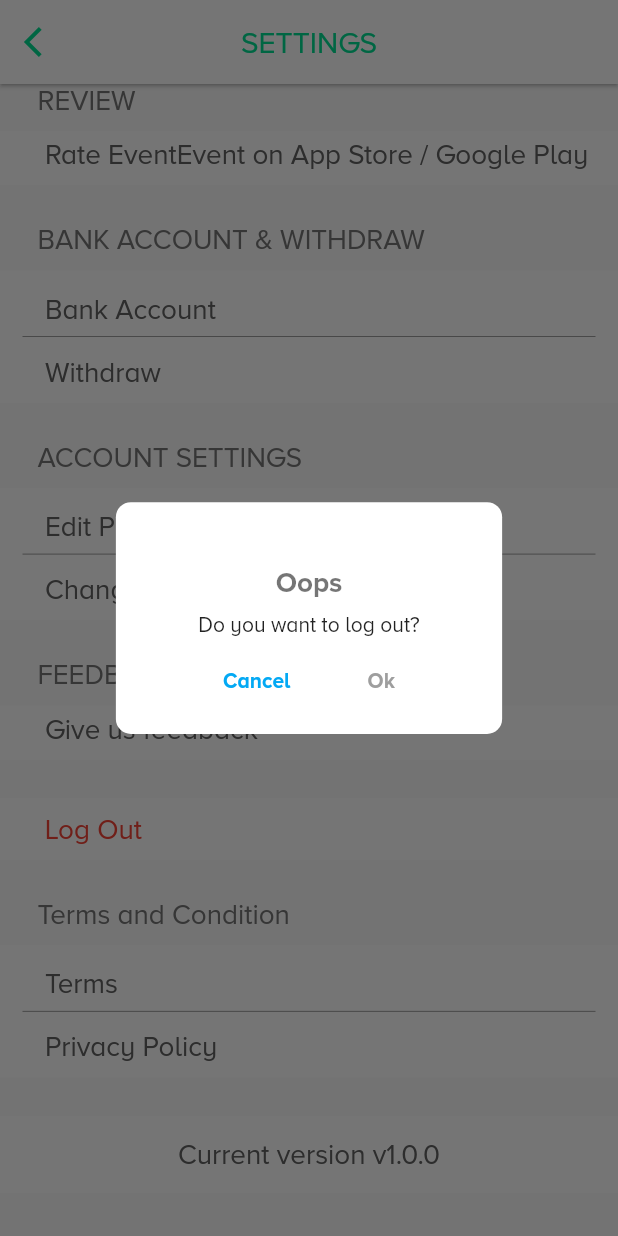
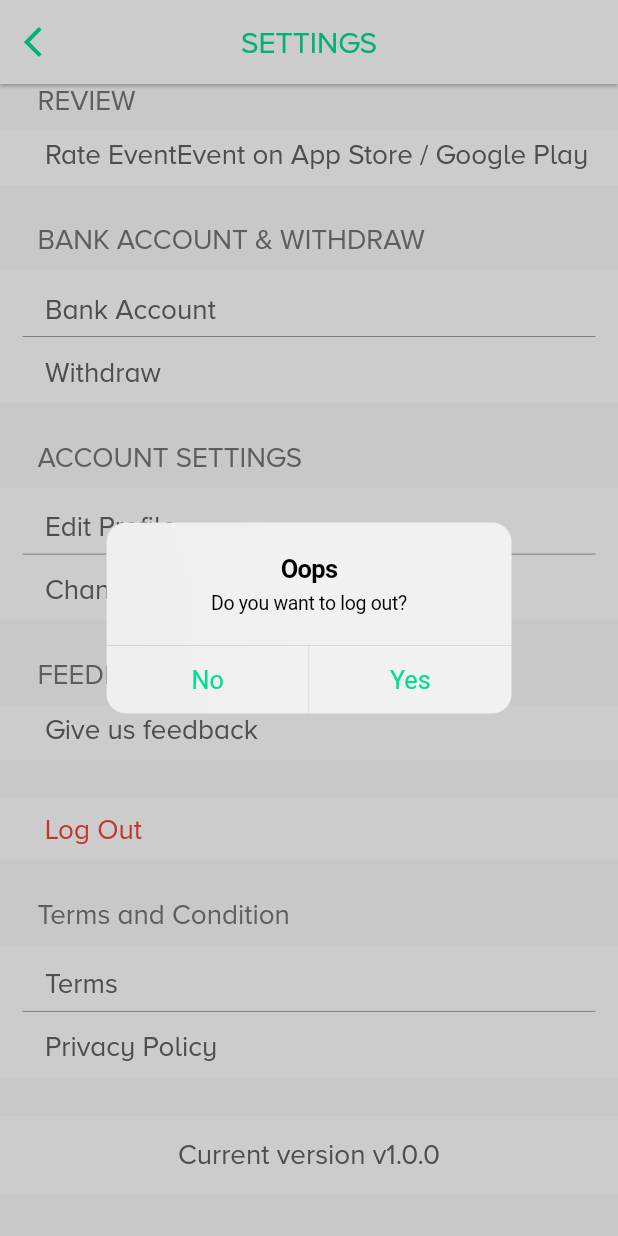
Before and after one commit to adorufus/eventevent-backup, a Flutter app: the SettingsWidget screen opened directly, after a tap on "Log Out", on a phone screen of 412 x 824 dp. Run offline on Flutter 3.47's test engine with Material 2 defaults, Android fonts, the phone set to English and light mode, and no system bars; our stand-ins replace auto_size_text, cached_network_image, camera, carousel_pro, carousel_slider, chewie and 27 more; missing offline and left inert: apple_maps_flutter, clevertap_flutter, flutter_android_lifecycle, flutter_barcode_scanner, flutter_branch_io_plugin, flutter_cupertino_date_picker and 9 more; accounts and stored records are empty.

```diff
--- a/lib/Widgets/ProfileWidget/SettingsWidget.dart
+++ b/lib/Widgets/ProfileWidget/SettingsWidget.dart
@@ -7,28 +7,28 @@ import 'package:eventevent/Widgets/ProfileWidget/editProfile.dart';
 import 'package:eventevent/Widgets/RecycleableWidget/WithdrawBank.dart';
 import 'package:eventevent/helper/API/apiHelper.dart';
 import 'package:eventevent/helper/colorsManagement.dart';
-import 'package:flutter/material.dart'; import 'package:flutter_screenutil/flutter_screenutil.dart';
+import 'package:flutter/material.dart';
+import 'package:flutter_screenutil/flutter_screenutil.dart';
 import 'package:flutter/cupertino.dart';
 import 'package:shared_preferences/shared_preferences.dart';
 import 'package:launch_review/launch_review.dart';
 
-class SettingsWidget extends StatefulWidget{
+class SettingsWidget extends StatefulWidget {
   @override
   State<StatefulWidget> createState() {
     return _SettingsWidgetState();
   }
 }
 
-class _SettingsWidgetState extends State<SettingsWidget>{
-
+class _SettingsWidgetState extends State<SettingsWidget> {
   String appVersion = 'Current version v';
 
-  Future setSharedPreferencesToEmpty() async{
+  Future setSharedPreferencesToEmpty() async {
     SharedPreferences prefs = await SharedPreferences.getInstance();
     print(prefs.getKeys());
   }
 
-  getInfo() async{
+  getInfo() async {
     SharedPreferences prefs = await SharedPreferences.getInstance();
     setState(() {
       appVersion = appVersion + prefs.getString('app_version');
@@ -44,7 +44,8 @@ class _SettingsWidgetState extends State<SettingsWidget>{
   }
 
   @override
-  Widget build(BuildContext context) { double defaultScreenWidth = 400.0;
+  Widget build(BuildContext context) {
+    double defaultScreenWidth = 400.0;
     double defaultScreenHeight = 810.0;
 
     ScreenUtil.instance = ScreenUtil(
@@ -57,30 +58,41 @@ class _SettingsWidgetState extends State<SettingsWidget>{
         elevation: 1,
         backgroundColor: Colors.white,
         leading: GestureDetector(
-          onTap: (){
+          onTap: () {
             Navigator.of(context).pop();
           },
-          child: Icon(Icons.arrow_back_ios,
+          child: Icon(
+            Icons.arrow_back_ios,
             color: eventajaGreenTeal,
           ),
         ),
-        title: Text('SETTINGS', style: TextStyle(color: eventajaGreenTeal),),
+        title: Text(
+          'SETTINGS',
+          style: TextStyle(color: eventajaGreenTeal),
+        ),
         centerTitle: true,
       ),
       body: ListView(
         children: <Widget>[
           Container(
             padding: EdgeInsets.symmetric(horizontal: 25),
-            child: Text('REVIEW', style: TextStyle(fontSize: ScreenUtil.instance.setSp(18), color: Colors.grey[600]),),
+            child: Text(
+              'REVIEW',
+              style: TextStyle(
+                  fontSize: ScreenUtil.instance.setSp(18),
+                  color: Colors.grey[600]),
             ),
-          SizedBox(height: ScreenUtil.instance.setWidth(10),),
+          ),
+          SizedBox(
+            height: ScreenUtil.instance.setWidth(10),
+          ),
           Container(
             width: MediaQuery.of(context).size.width,
             color: Colors.white,
             child: Column(
               children: <Widget>[
                 GestureDetector(
-                  onTap: (){
+                  onTap: () {
                     LaunchReview.launch(androidAppId: 'com.eventevent.android');
                   },
                   child: Container(
@@ -89,27 +101,42 @@ class _SettingsWidgetState extends State<SettingsWidget>{
                     padding: EdgeInsets.only(left: 30, top: 5, bottom: 10),
                     child: Text(
                       'Rate EventEvent on App Store / Google Play',
-                      style: TextStyle(fontSize: ScreenUtil.instance.setSp(18), color: Colors.grey[700]),
+                      style: TextStyle(
+                          fontSize: ScreenUtil.instance.setSp(18),
+                          color: Colors.grey[700]),
                     ),
                   ),
                 ),
               ],
             ),
           ),
-          SizedBox(height: ScreenUtil.instance.setWidth(25),),
+          SizedBox(
+            height: ScreenUtil.instance.setWidth(25),
+          ),
           Container(
             padding: EdgeInsets.symmetric(horizontal: 25),
-            child: Text('BANK ACCOUNT & WITHDRAW', style: TextStyle(fontSize: ScreenUtil.instance.setSp(18), color: Colors.grey[600]),),
+            child: Text(
+              'BANK ACCOUNT & WITHDRAW',
+              style: TextStyle(
+                  fontSize: ScreenUtil.instance.setSp(18),
+                  color: Colors.grey[600]),
             ),
-          SizedBox(height: ScreenUtil.instance.setWidth(10),),
+          ),
+          SizedBox(
+            height: ScreenUtil.instance.setWidth(10),
+          ),
           Container(
             width: MediaQuery.of(context).size.width,
             color: Colors.white,
             child: Column(
               children: <Widget>[
                 GestureDetector(
-                  onTap: (){
-                    Navigator.push(context, MaterialPageRoute(builder: (BuildContext context) => BankAccountList()));
+                  onTap: () {
+                    Navigator.push(
+                        context,
+                        MaterialPageRoute(
+                            builder: (BuildContext context) =>
+                                BankAccountList()));
                   },
                   child: Container(
                     width: MediaQuery.of(context).size.width,
@@ -117,17 +144,24 @@ class _SettingsWidgetState extends State<SettingsWidget>{
                     padding: EdgeInsets.only(left: 30, top: 15),
                     child: Text(
                       'Bank Account',
-                      style: TextStyle(fontSize: ScreenUtil.instance.setSp(18), color: Colors.grey[700]),
+                      style: TextStyle(
+                          fontSize: ScreenUtil.instance.setSp(18),
+                          color: Colors.grey[700]),
                     ),
                   ),
                 ),
                 Padding(
                   padding: const EdgeInsets.symmetric(horizontal: 15),
-                  child: Divider(color:  Colors.grey,),
+                  child: Divider(
+                    color: Colors.grey,
+                  ),
                 ),
                 GestureDetector(
-                  onTap: (){
-                    Navigator.push(context, MaterialPageRoute(builder: (BuildContext context) => WithdrawBank()));
+                  onTap: () {
+                    Navigator.push(
+                        context,
+                        MaterialPageRoute(
+                            builder: (BuildContext context) => WithdrawBank()));
                   },
                   child: Container(
                     width: MediaQuery.of(context).size.width,
@@ -135,27 +169,42 @@ class _SettingsWidgetState extends State<SettingsWidget>{
                     padding: EdgeInsets.only(left: 30, top: 5, bottom: 10),
                     child: Text(
                       'Withdraw',
-                      style: TextStyle(fontSize: ScreenUtil.instance.setSp(18), color: Colors.grey[700]),
+                      style: TextStyle(
+                          fontSize: ScreenUtil.instance.setSp(18),
+                          color: Colors.grey[700]),
                     ),
                   ),
                 ),
               ],
             ),
           ),
-          SizedBox(height: ScreenUtil.instance.setWidth(25),),
+          SizedBox(
+            height: ScreenUtil.instance.setWidth(25),
+          ),
           Container(
             padding: EdgeInsets.symmetric(horizontal: 25),
-            child: Text('ACCOUNT SETTINGS', style: TextStyle(fontSize: ScreenUtil.instance.setSp(18), color: Colors.grey[600]),),
+            child: Text(
+              'ACCOUNT SETTINGS',
+              style: TextStyle(
+                  fontSize: ScreenUtil.instance.setSp(18),
+                  color: Colors.grey[600]),
             ),
-          SizedBox(height: ScreenUtil.instance.setWidth(10),),
+          ),
+          SizedBox(
+            height: ScreenUtil.instance.setWidth(10),
+          ),
           Container(
             width: MediaQuery.of(context).size.width,
             color: Colors.white,
             child: Column(
               children: <Widget>[
                 GestureDetector(
-                  onTap: (){
-                    Navigator.push(context, MaterialPageRoute(builder: (BuildContext context) => EditProfileWidget()));
+                  onTap: () {
+                    Navigator.push(
+                        context,
+                        MaterialPageRoute(
+                            builder: (BuildContext context) =>
+                                EditProfileWidget()));
                   },
                   child: Container(
                     width: MediaQuery.of(context).size.width,
@@ -163,17 +212,25 @@ class _SettingsWidgetState extends State<SettingsWidget>{
                     padding: EdgeInsets.only(left: 30, top: 15),
                     child: Text(
                       'Edit Profile',
-                      style: TextStyle(fontSize: ScreenUtil.instance.setSp(18), color: Colors.grey[700]),
+                      style: TextStyle(
+                          fontSize: ScreenUtil.instance.setSp(18),
+                          color: Colors.grey[700]),
                     ),
                   ),
                 ),
                 Padding(
                   padding: const EdgeInsets.symmetric(horizontal: 15),
-                  child: Divider(color:  Colors.grey,),
+                  child: Divider(
+                    color: Colors.grey,
+                  ),
                 ),
                 GestureDetector(
-                  onTap: (){
-                    Navigator.push(context, MaterialPageRoute(builder: (BuildContext context) => ChangePassword()));
+                  onTap: () {
+                    Navigator.push(
+                        context,
+                        MaterialPageRoute(
+                            builder: (BuildContext context) =>
+                                ChangePassword()));
                   },
                   child: Container(
                     width: MediaQuery.of(context).size.width,
@@ -181,27 +238,41 @@ class _SettingsWidgetState extends State<SettingsWidget>{
                     padding: EdgeInsets.only(left: 30, top: 5, bottom: 10),
                     child: Text(
                       'Change Password',
-                      style: TextStyle(fontSize: ScreenUtil.instance.setSp(18), color: Colors.grey[700]),
+                      style: TextStyle(
+                          fontSize: ScreenUtil.instance.setSp(18),
+                          color: Colors.grey[700]),
                     ),
                   ),
                 ),
               ],
             ),
           ),
-          SizedBox(height: ScreenUtil.instance.setWidth(25),),
+          SizedBox(
+            height: ScreenUtil.instance.setWidth(25),
+          ),
           Container(
             padding: EdgeInsets.symmetric(horizontal: 25),
-            child: Text('FEEDBACK', style: TextStyle(fontSize: ScreenUtil.instance.setSp(18), color: Colors.grey[600]),),
+            child: Text(
+              'FEEDBACK',
+              style: TextStyle(
+                  fontSize: ScreenUtil.instance.setSp(18),
+                  color: Colors.grey[600]),
             ),
-          SizedBox(height: ScreenUtil.instance.setWidth(10),),
+          ),
+          SizedBox(
+            height: ScreenUtil.instance.setWidth(10),
+          ),
           Container(
             width: MediaQuery.of(context).size.width,
             color: Colors.white,
             child: Column(
               children: <Widget>[
                 GestureDetector(
-                  onTap: (){
-                    Navigator.push(context, MaterialPageRoute(builder: (BuildContext context) => GiveFeedback()));
+                  onTap: () {
+                    Navigator.push(
+                        context,
+                        MaterialPageRoute(
+                            builder: (BuildContext context) => GiveFeedback()));
                   },
                   child: Container(
                     width: MediaQuery.of(context).size.width,
@@ -209,97 +280,140 @@ class _SettingsWidgetState extends State<SettingsWidget>{
                     padding: EdgeInsets.only(left: 30, top: 5, bottom: 10),
                     child: Text(
                       'Give us feedback',
-                      style: TextStyle(fontSize: ScreenUtil.instance.setSp(18), color: Colors.grey[700]),
+                      style: TextStyle(
+                          fontSize: ScreenUtil.instance.setSp(18),
+                          color: Colors.grey[700]),
                     ),
                   ),
                 ),
               ],
             ),
           ),
-          SizedBox(height: ScreenUtil.instance.setWidth(25),),
+          SizedBox(
+            height: ScreenUtil.instance.setWidth(25),
+          ),
           GestureDetector(
-            onTap: (){
-              showDialog(
+            onTap: () {
+              showCupertinoDialog(
                   context: context,
-                  builder: (BuildContext context){
-                    return GestureDetector(
-                      onTap: (){
+                  builder: (context) {
+                    return CupertinoAlertDialog(
+                      title: Text('Oops'),
+                      content: Text('Do you want to log out?'),
+                      actions: <Widget>[
+                        CupertinoDialogAction(
+                          child: Text('No'),
+                          onPressed: () {
                             Navigator.pop(context);
                           },
-                      child: Material(
-                        color: Colors.transparent,
-                        child: Center(
-                          child: Container(
-                            padding: EdgeInsets.symmetric(horizontal: ScreenUtil.instance.setWidth(8), vertical: ScreenUtil.instance.setWidth(8)),
-                            decoration: BoxDecoration(
-                                color: Colors.white,
-                                borderRadius: BorderRadius.circular(10)
                         ),
-                            height: ScreenUtil.instance.setWidth(150),
-                            width: ScreenUtil.instance.setWidth(250),
-                            child: Column(
-                              mainAxisAlignment: MainAxisAlignment.center,
-                              children: <Widget>[
-                                SizedBox(height: ScreenUtil.instance.setWidth(15),),
-                                Text('Oops', style: TextStyle(color: Colors.black54,fontSize: ScreenUtil.instance.setSp(18), fontWeight: FontWeight.bold),),
-                                SizedBox(height: ScreenUtil.instance.setWidth(10),),
-                                Text('Do you want to log out?', textAlign: TextAlign.center,),
-                                SizedBox(
-                                  height: ScreenUtil.instance.setWidth(20),
-                                ),
-                                Row(
-                                  mainAxisAlignment: MainAxisAlignment.center,
-                                  crossAxisAlignment: CrossAxisAlignment.center,
-                                  children: <Widget>[
-                                    GestureDetector(
-                                      onTap: (){
-                                        Navigator.pop(context);
-                                      },
-                                      child: Text('Cancel', style: TextStyle(color: Colors.lightBlue, fontWeight: FontWeight.bold),),
-                                    ),
-                                    SizedBox(
-                                      width: ScreenUtil.instance.setWidth(50),
-                                    ),
-                                    GestureDetector(
-                                      onTap: (){
+                        CupertinoDialogAction(
+                          child: Text('Yes'),
+                          onPressed: () {
                             setSharedPreferencesToEmpty();
                             requestLogout(context);
                           },
-                                      child: Text('Ok', style: TextStyle(color: Colors.grey, fontWeight: FontWeight.bold)),
-                                    )
-
-                                  ],
                         )
                       ],
-                            ),
-                          ),
-                        ),
-                      ),
                     );
-                  }
-              );
+                  });
+//              showDialog(
+//                  context: context,
+//                  builder: (BuildContext context){
+//                    return GestureDetector(
+//                      onTap: (){
+//                        Navigator.pop(context);
+//                      },
+//                      child: Material(
+//                        color: Colors.transparent,
+//                        child: Center(
+//                          child: Container(
+//                            padding: EdgeInsets.symmetric(horizontal: ScreenUtil.instance.setWidth(8), vertical: ScreenUtil.instance.setWidth(8)),
+//                            decoration: BoxDecoration(
+//                                color: Colors.white,
+//                                borderRadius: BorderRadius.circular(10)
+//                            ),
+//                            height: ScreenUtil.instance.setWidth(150),
+//                            width: ScreenUtil.instance.setWidth(250),
+//                            child: Column(
+//                              mainAxisAlignment: MainAxisAlignment.center,
+//                              children: <Widget>[
+//                                SizedBox(height: ScreenUtil.instance.setWidth(10),),
+//                                Text('Oops', style: TextStyle(color: Colors.black54,fontSize: ScreenUtil.instance.setSp(18), fontWeight: FontWeight.bold),),
+//                                SizedBox(height: ScreenUtil.instance.setWidth(10),),
+//                                Text('Do you want to log out?', textAlign: TextAlign.center,),
+//                                SizedBox(
+//                                  height: ScreenUtil.instance.setWidth(13),
+//                                ),
+//                                Row(
+//                                  mainAxisAlignment: MainAxisAlignment.center,
+//                                  crossAxisAlignment: CrossAxisAlignment.center,
+//                                  children: <Widget>[
+//                                    GestureDetector(
+//                                      onTap: (){
+//                                        Navigator.pop(context);
+//                                      },
+//                                      child: Text('Cancel', style: TextStyle(color: Colors.lightBlue, fontWeight: FontWeight.bold),),
+//                                    ),
+//                                    SizedBox(
+//                                      width: ScreenUtil.instance.setWidth(50),
+//                                    ),
+//                                    GestureDetector(
+//                                      onTap: (){
+//                                        setSharedPreferencesToEmpty();
+//                                        requestLogout(context);
+//                                      },
+//                                      child: Text('Ok', style: TextStyle(color: Colors.grey, fontWeight: FontWeight.bold)),
+//                                    )
+//
+//                                  ],
+//                                )
+//                              ],
+//                            ),
+//                          ),
+//                        ),
+//                      ),
+//                    );
+//                  }
+//              );
             },
             child: Container(
               width: MediaQuery.of(context).size.width,
               color: Colors.white,
               padding: EdgeInsets.only(left: 30, bottom: 10, top: 10),
-              child: Text('Log Out', style: TextStyle(color: Colors.red, fontSize: ScreenUtil.instance.setSp(18)),),
+              child: Text(
+                'Log Out',
+                style: TextStyle(
+                    color: Colors.red, fontSize: ScreenUtil.instance.setSp(18)),
               ),
             ),
-          SizedBox(height: ScreenUtil.instance.setWidth(25),),
+          ),
+          SizedBox(
+            height: ScreenUtil.instance.setWidth(25),
+          ),
           Container(
             padding: EdgeInsets.symmetric(horizontal: 25),
-            child: Text('Terms and Condition', style: TextStyle(fontSize: ScreenUtil.instance.setSp(18), color: Colors.grey[600]),),
+            child: Text(
+              'Terms and Condition',
+              style: TextStyle(
+                  fontSize: ScreenUtil.instance.setSp(18),
+                  color: Colors.grey[600]),
             ),
-          SizedBox(height: ScreenUtil.instance.setWidth(10),),
+          ),
+          SizedBox(
+            height: ScreenUtil.instance.setWidth(10),
+          ),
           Container(
             width: MediaQuery.of(context).size.width,
             color: Colors.white,
             child: Column(
               children: <Widget>[
                 GestureDetector(
-                  onTap: (){
-                    Navigator.push(context, MaterialPageRoute(builder: (BuildContext context) => Terms()));
+                  onTap: () {
+                    Navigator.push(
+                        context,
+                        MaterialPageRoute(
+                            builder: (BuildContext context) => Terms()));
                   },
                   child: Container(
                     width: MediaQuery.of(context).size.width,
@@ -307,17 +421,25 @@ class _SettingsWidgetState extends State<SettingsWidget>{
                     padding: EdgeInsets.only(left: 30, top: 15),
                     child: Text(
                       'Terms',
-                      style: TextStyle(fontSize: ScreenUtil.instance.setSp(18), color: Colors.grey[700]),
+                      style: TextStyle(
+                          fontSize: ScreenUtil.instance.setSp(18),
+                          color: Colors.grey[700]),
                     ),
                   ),
                 ),
                 Padding(
                   padding: const EdgeInsets.symmetric(horizontal: 15),
-                  child: Divider(color:  Colors.grey,),
+                  child: Divider(
+                    color: Colors.grey,
+                  ),
                 ),
                 GestureDetector(
-                  onTap: (){
-                    Navigator.push(context, MaterialPageRoute(builder: (BuildContext context) => PrivacyPolicy()));
+                  onTap: () {
+                    Navigator.push(
+                        context,
+                        MaterialPageRoute(
+                            builder: (BuildContext context) =>
+                                PrivacyPolicy()));
                   },
                   child: Container(
                     width: MediaQuery.of(context).size.width,
@@ -325,23 +447,31 @@ class _SettingsWidgetState extends State<SettingsWidget>{
                     padding: EdgeInsets.only(left: 30, top: 5, bottom: 10),
                     child: Text(
                       'Privacy Policy',
-                      style: TextStyle(fontSize: ScreenUtil.instance.setSp(18), color: Colors.grey[700]),
+                      style: TextStyle(
+                          fontSize: ScreenUtil.instance.setSp(18),
+                          color: Colors.grey[700]),
                     ),
                   ),
                 ),
               ],
             ),
           ),
-          SizedBox(height: ScreenUtil.instance.setWidth(25),),
+          SizedBox(
+            height: ScreenUtil.instance.setWidth(25),
+          ),
           GestureDetector(
-            onTap: (){
-            },
+            onTap: () {},
             child: Container(
                 width: MediaQuery.of(context).size.width,
                 height: ScreenUtil.instance.setWidth(50),
                 color: Colors.white,
-              child: Center(child: Text(appVersion, style: TextStyle(color: Colors.grey[700], fontSize: ScreenUtil.instance.setSp(18)),))
-            ),
+                child: Center(
+                    child: Text(
+                  appVersion,
+                  style: TextStyle(
+                      color: Colors.grey[700],
+                      fontSize: ScreenUtil.instance.setSp(18)),
+                ))),
           ),
         ],
       ),
```
Lines whose indentation alone changed are shown as unchanged.
